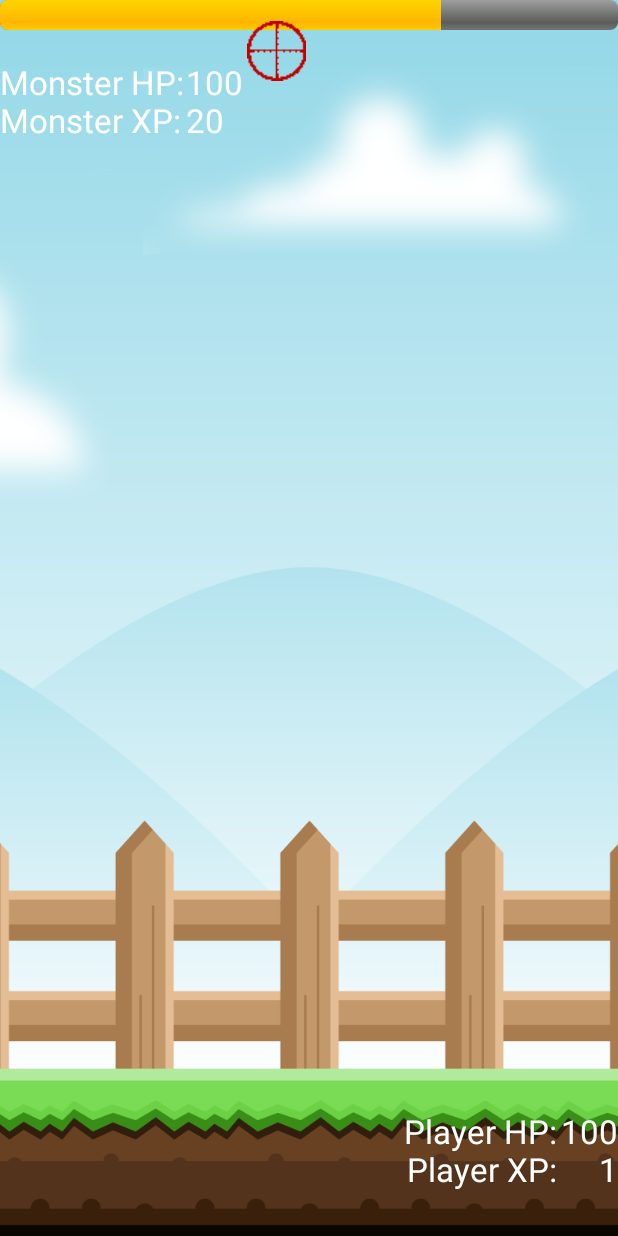
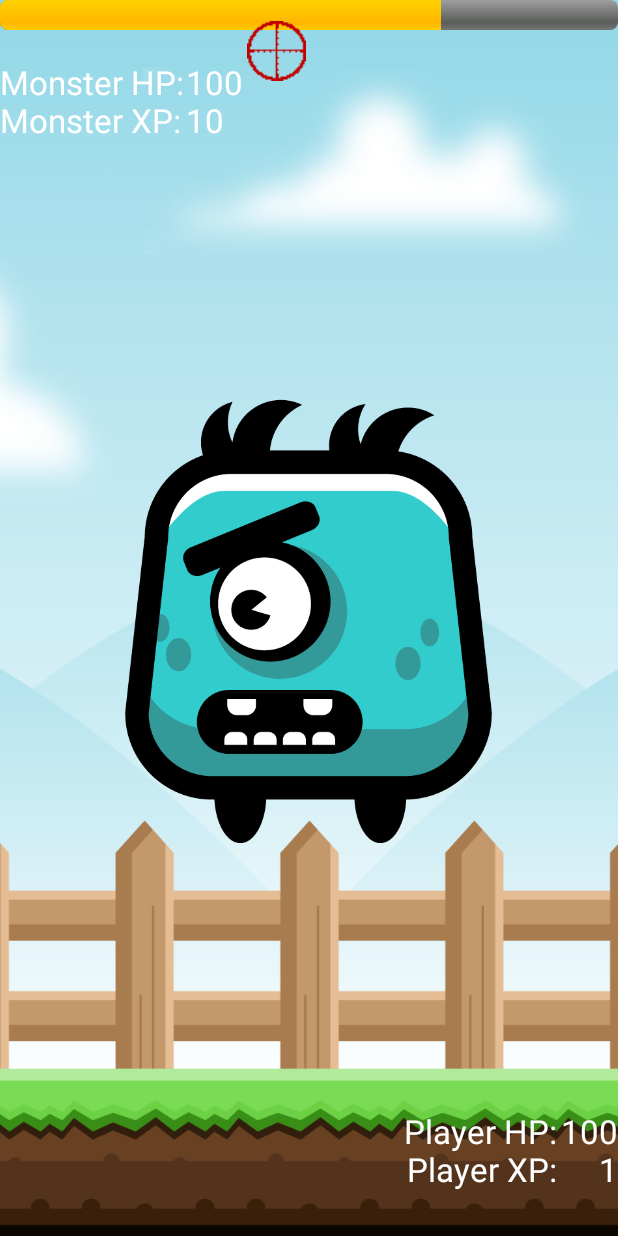
Before and after one commit to Hinton/Phonster, an Android app: the screen it shows after launch (AimingActivity), after a tap on "AIMING", on a phone screen of 412 x 824 dp. Run offline under Robolectric (Android 15) with nearby library versions, the light colour scheme and no system bars; libraries missing offline, so code that uses them is left out: me.grantland.widget; 1 statement that could not run was skipped.

Commit message:
Add support for multiple monsters

```diff
--- a/app/src/main/java/se/killergameab/phonster/AimingActivity.java
+++ b/app/src/main/java/se/killergameab/phonster/AimingActivity.java
@@ -23,6 +23,7 @@ import android.widget.TextView;
 
 import se.killergameab.phonster.Battle.Battle;
 import se.killergameab.phonster.Battle.Monster;
+import se.killergameab.phonster.Battle.MonsterCanvas;
 import se.killergameab.phonster.Battle.Player;
 
 public class AimingActivity extends Activity implements SensorEventListener {
@@ -85,8 +86,14 @@ public class AimingActivity extends Activity implements SensorEventListener {
         setupTextData(game.getActiveBattle());
 
         startTime = System.currentTimeMillis();
+
+        // Create & start the countdown
         countDownBar = (CountDownBar) findViewById(R.id.progressbar);
         countDownBar.startCountdown(countDownTime);
+
+        // Create the monsterView
+        MonsterCanvas monsterCanvas = (MonsterCanvas) findViewById(R.id.monster);
+        monsterCanvas.init(game.getActiveBattle().getMonster());
 
         // Create pointer to main screen
         final FrameLayout mainAimView = (android.widget.FrameLayout) findViewById(R.id.main_aiming);
--- a/app/src/main/java/se/killergameab/phonster/Battle/Monster.java
+++ b/app/src/main/java/se/killergameab/phonster/Battle/Monster.java
@@ -2,17 +2,24 @@ package se.killergameab.phonster.Battle;
 
 
 public class Monster {
+
+    private int zone;
     private int experience = 1;
     private int life = 100;
 
     // Create a new monster for a specific zone
     public Monster(int zone) {
 
-        if (zone == -1) {
-            zone = 2;
-        }
+        // Ensure the zone is more than 1, to prevent negative experience.
+        zone = Math.max(zone, 1);
+
+        this.zone = zone;
 
         experience = zone * 10;
+    }
+
+    public int getZone() {
+        return zone;
     }
 
     // Get the remaining life of the monster
--- a/app/src/main/java/se/killergameab/phonster/Battle/MonsterCanvas.java
+++ b/app/src/main/java/se/killergameab/phonster/Battle/MonsterCanvas.java
@@ -27,14 +27,17 @@ public class MonsterCanvas extends ImageView {
         super(context, attrs, defStyle);
     }
 
-    public void init() {
+    public void init(Monster monster) {
 
         final AnimationDrawable animationDrawable = new AnimationDrawable();
         animationDrawable.setOneShot(false);
 
+        int r1 = getResources().getIdentifier("m" + monster.getZone() + "_idle1", "drawable", getContext().getPackageName());
+        int r2 = getResources().getIdentifier("m" + monster.getZone() + "_idle2", "drawable", getContext().getPackageName());
+
         List<Bitmap> images = new ArrayList<>();
-        images.add(BitmapFactory.decodeResource(getResources(), R.drawable.m1_idle1));
-        images.add(BitmapFactory.decodeResource(getResources(), R.drawable.m1_idle2));
+        images.add(BitmapFactory.decodeResource(getResources(), r1));
+        images.add(BitmapFactory.decodeResource(getResources(), r2));
 
         int duration = 200;
 
@@ -43,7 +46,7 @@ public class MonsterCanvas extends ImageView {
             animationDrawable.addFrame(frame, duration);
         }
 
-        setBackground(animationDrawable);
+        setImageDrawable(animationDrawable);
 
         post(new Runnable() {
             public void run() {
--- a/app/src/main/res/layout/activity_aiming.xml
+++ b/app/src/main/res/layout/activity_aiming.xml
@@ -57,8 +57,9 @@
         android:id="@+id/monster"
         android:layout_width="300dp"
         android:layout_height="300dp"
-        android:scaleType="centerCrop"
-        android:layout_gravity="center"/>
+        android:scaleType="centerInside"
+        android:layout_gravity="center"
+        android:adjustViewBounds="true" />
 
     <TextView
         android:layout_width="wrap_content"
```
Also changed, not shown: app/src/main/res/drawable-nodpi/m2_hit1.png (added), app/src/main/res/drawable-nodpi/m2_hit2.png (added), app/src/main/res/drawable-nodpi/m2_idle1.png (added), app/src/main/res/drawable-nodpi/m2_idle2.png (added), app/src/main/res/drawable-nodpi/m3_hit1.png (added), app/src/main/res/drawable-nodpi/m3_hit2.png (added), app/src/main/res/drawable-nodpi/m3_idle1.png (added), app/src/main/res/drawable-nodpi/m3_idle2.png (added), 1 other file.
